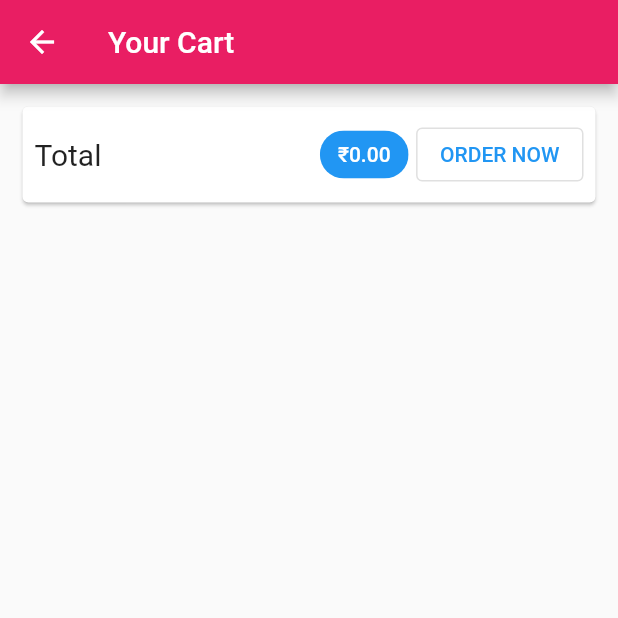
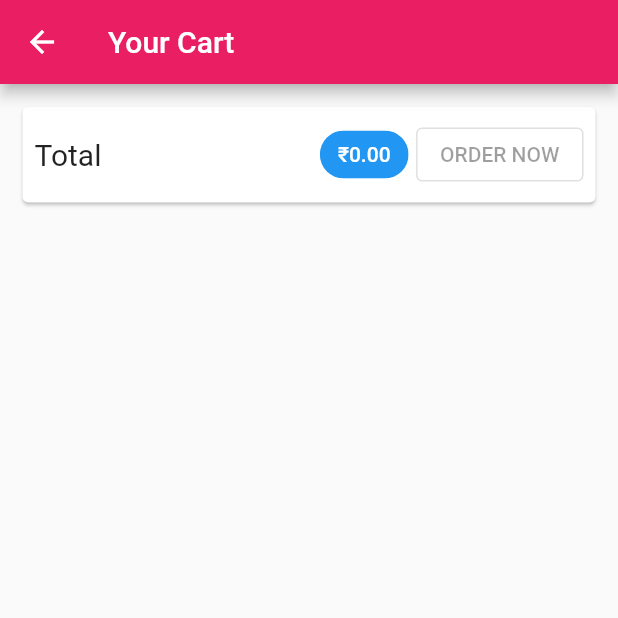
Before and after one commit to ayushnaik27/shop_app, a Flutter app: the CartPage screen opened by its route, on a phone screen of 412 x 824 dp, the top half of it. Run offline on Flutter 3.47's test engine with Material 2 defaults, Android fonts, the phone set to English and light mode, and no system bars; missing offline and left inert: dart:ffi; network calls fail.

Commit message:
learned about http patch and order ka section banaya aur favs ka section bbanaya ...

```diff
--- a/lib/screens/cart_screen.dart
+++ b/lib/screens/cart_screen.dart
@@ -40,16 +40,7 @@ class CartPage extends StatelessWidget {
                     backgroundColor: Theme.of(context).primaryColor,
                   ),
                   SizedBox(width: 5),
-                  OutlinedButton(
-                    onPressed: () {
-                      if (cart.totalAmount != 0) {
-                        Provider.of<Orders>(context, listen: false).addOrder(
-                            cart.items.values.toList(), cart.totalAmount);
-                        cart.clear();
-                      }
-                    },
-                    child: Text('ORDER NOW'),
-                  ),
+                  OrderButton(cart: cart),
                 ]),
           ),
         ),
@@ -68,3 +59,40 @@ class CartPage extends StatelessWidget {
     );
   }
 }
+
+class OrderButton extends StatefulWidget {
+  const OrderButton({
+    super.key,
+    required this.cart,
+  });
+
+  final Cart cart;
+
+  @override
+  State<OrderButton> createState() => _OrderButtonState();
+}
+
+class _OrderButtonState extends State<OrderButton> {
+  bool _isLoading = false;
+  @override
+  Widget build(BuildContext context) {
+    return OutlinedButton(
+      onPressed: (widget.cart.totalAmount <= 0 || _isLoading)
+          ? null
+          : () {
+              setState(() {
+                _isLoading = true;
+              });
+              Provider.of<Orders>(context, listen: false).addOrder(
+                widget.cart.items.values.toList(),
+                widget.cart.totalAmount,
+              );
+              setState(() {
+                _isLoading = false;
+              });
+              widget.cart.clear();
+            },
+      child: _isLoading ? CircularProgressIndicator() : Text('ORDER NOW'),
+    );
+  }
+}
--- a/lib/widgets/user_products_item.dart
+++ b/lib/widgets/user_products_item.dart
@@ -23,7 +23,7 @@ class UserProductsItem extends StatelessWidget {
         ),
         title: Text(title),
         trailing: Container(
-          width: 80,
+          width: 100,
           child: Row(children: [
             IconButton(
               onPressed: () {
```
Also changed, not shown: lib/models/dummy_data.dart (+21 -8 lines), lib/providers/order_provider.dart (+23 -3 lines).
